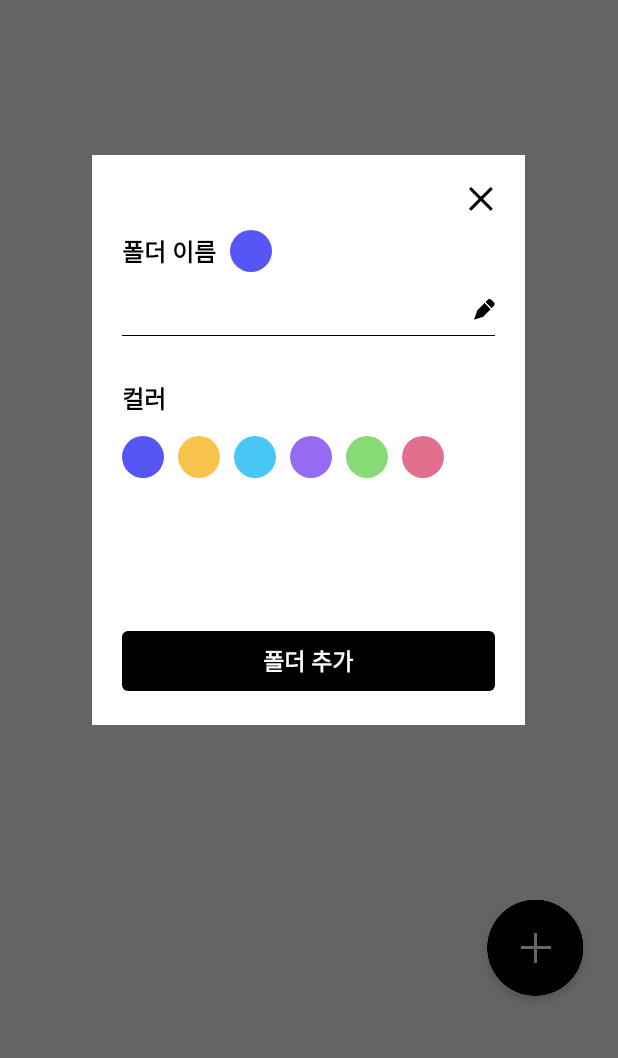
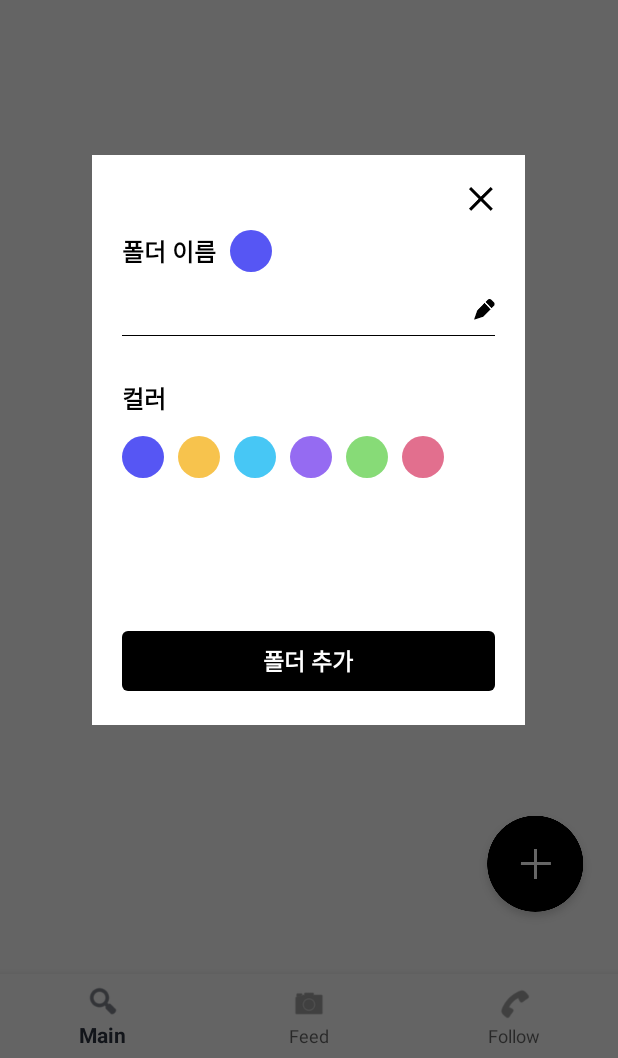
Before and after one commit to mash-up-kr/MoLink-Anroid, an Android app: the MainActivity screen opened directly, with no data from a screen before it, after a tap on an icon or button, on a phone screen of 412 x 824 dp, the part 178-1236 px from its top. Run offline under Robolectric (Android 15) with nearby library versions, the phone set to English and light mode, and no system bars; our stand-ins replace Room's generated code, RxJava.

Commit message:
Main 화면 및 탭 3개 분리

```diff
--- a/app/src/main/java/com/mashup/molink/ui/login/LoginActivity.kt
+++ b/app/src/main/java/com/mashup/molink/ui/login/LoginActivity.kt
@@ -24,7 +24,7 @@ class LoginActivity : AppCompatActivity() {
                 if(etLoginID.text.toString()==PrefUtil.get(PrefUtil.PREF_ID, "") && etLoginPassword.text.toString()==PrefUtil.get(PrefUtil.PREF_PWD, "")){
                     Toast.makeText(this@LoginActivity, "로그인 되었습니다 :)", Toast.LENGTH_SHORT).show()
                     PrefUtil.put(PrefUtil.PREF_IS_LOGIN, true)
-                    val intent = Intent(this@LoginActivity,MainActivity::class.java)
+                    val intent = Intent(this@LoginActivity, MainActivity::class.java)
                     startActivity(intent)
                     finish()
                 }else{
--- a/app/src/main/java/com/mashup/molink/ui/main/MainActivity.kt
+++ b/app/src/main/java/com/mashup/molink/ui/main/MainActivity.kt
@@ -1,158 +1,60 @@
 package com.mashup.molink.ui.main
 
-import android.content.Intent
 import android.os.Bundle
-import android.view.View
 import androidx.appcompat.app.AppCompatActivity
-import androidx.recyclerview.widget.GridLayoutManager
 import com.mashup.molink.R
-import com.mashup.molink.data.Injection
-import com.mashup.molink.data.model.Folder
-import com.mashup.molink.ui.detail.DetailActivity
-import com.mashup.molink.ui.dialog.ModifyFolderDialog
-import com.mashup.molink.ui.main.adapter.MainFolderAdapter
+import com.mashup.molink.ui.main.fragment.feed.FeedFragment
+import com.mashup.molink.ui.main.fragment.follow.FollowFragment
+import com.mashup.molink.ui.main.fragment.main.MainFragment
 import com.mashup.molink.utils.Dlog
-import io.reactivex.android.schedulers.AndroidSchedulers
-import io.reactivex.disposables.CompositeDisposable
 import kotlinx.android.synthetic.main.activity_main.*
-import org.jetbrains.anko.longToast
-import java.util.*
 
-class MainActivity : AppCompatActivity(), MainFolderAdapter.ItemClickListener, ModifyFolderDialog.DialogClickListener {
+class MainActivity : AppCompatActivity() {
 
-    companion object {
-
-        const val KEY_INTERESTS = "KEY_INTERESTS"
-    }
-
-    private val folderAdapter by lazy {
-        MainFolderAdapter().apply {
-            setItemClickListener(this@MainActivity)
-        }
-    }
-
-    private val folderRepository by lazy {
-        Injection.provideFolderRepository(this)
-    }
-
-    private val compositeDisposable = CompositeDisposable()
+    private lateinit var mainFragment: MainFragment
+    private val feedFragment = FeedFragment.newInstance()
+    private val followFragment = FollowFragment.newInstance()
 
     override fun onCreate(savedInstanceState: Bundle?) {
         super.onCreate(savedInstanceState)
         setContentView(R.layout.activity_main)
 
-        getData()
-        initRecyclerView()
-        initButton()
-        loadCategory()
+        val interest = intent?.getSerializableExtra(MainFragment.KEY_INTERESTS)
+        Dlog.d("interest : $interest")
+        mainFragment =  MainFragment.newInstance(interest)
 
-    }
+        supportFragmentManager
+            .beginTransaction()
+            .replace(R.id.frameLayout, mainFragment)
+            .commitAllowingStateLoss()
 
-    override fun onDestroy() {
-        compositeDisposable.clear()
-        super.onDestroy()
-    }
+        navigationView.setOnNavigationItemSelectedListener { menu ->
 
-    /**
-     * adapter
-     */
-    override fun onItemClick(folder: Folder) {
-        startActivity(
-            Intent(this@MainActivity, DetailActivity::class.java).apply {
-                putExtra(DetailActivity.KEY_FOLDER_ID, folder.id)
+            when(menu.itemId) {
+
+                R.id.main -> {
+                    supportFragmentManager
+                        .beginTransaction()
+                        .replace(R.id.frameLayout, mainFragment)
+                        .commitAllowingStateLoss()
+                }
+
+                R.id.feed -> {
+                    supportFragmentManager
+                        .beginTransaction()
+                        .replace(R.id.frameLayout, feedFragment)
+                        .commitAllowingStateLoss()
+                }
+
+                R.id.follow -> {
+                    supportFragmentManager
+                        .beginTransaction()
+                        .replace(R.id.frameLayout, followFragment)
+                        .commitAllowingStateLoss()
+                }
             }
-        )
-    }
 
-    override fun onItemClickModify(folder: Folder) {
-        ModifyFolderDialog(this@MainActivity, folder).apply {
-            setDialogClickListener(this@MainActivity)
-        }.show()
-    }
-
-    /**
-     * folder dialog
-     */
-    override fun make(title: String, color: String) {
-        folderRepository.insertFolder(title, color).also {
-            compositeDisposable.add(it)
+            true
         }
     }
-
-    override fun delete(id: Int) {
-        if (folderAdapter.itemCount <= 1) {
-            longToast("적어도 1개의 폴더가 있어야 합니다 :)")
-            return
-        }
-
-        folderRepository.deleteFolderById(id).also {
-            compositeDisposable.add(it)
-        }
-    }
-
-    override fun modify(folder: Folder) {
-        folderRepository.updateFolder(folder).also {
-            compositeDisposable.add(it)
-        }
-    }
-
-    /**
-     * activity
-     */
-    private fun getData() {
-
-        val interests = intent?.getSerializableExtra(KEY_INTERESTS)
-
-        if (interests is ArrayList<*>) {
-
-            val temp = arrayListOf<String>()
-
-            for(interest in interests) {
-                temp.add(interest.toString())
-                Dlog.d("interest : $interest")
-            }
-
-            folderRepository.insertCategoryFolders(temp)
-                .also { compositeDisposable.add(it) }
-        }
-    }
-
-    private fun initRecyclerView() {
-
-        with(rvActivityMain) {
-            layoutManager = GridLayoutManager(this@MainActivity, 3)
-            adapter = folderAdapter
-        }
-    }
-
-    private fun initButton() {
-
-        fabActivityMain.setOnClickListener {
-            ModifyFolderDialog(this@MainActivity, null).apply {
-                setDialogClickListener(this@MainActivity)
-            }.show()
-        }
-    }
-
-    private fun loadCategory() {
-
-        folderRepository.flowableCategoryFolders()
-            .observeOn(AndroidSchedulers.mainThread())
-            .subscribe({
-                folderAdapter.updateListItems(it.toMutableList())
-            }) {
-                Dlog.e(it.message)
-            }
-            .also {
-                compositeDisposable.add(it)
-            }
-    }
-
-    private fun showProgress() {
-        pbActivityMain.visibility = View.VISIBLE
-    }
-
-    private fun hideProgress() {
-        pbActivityMain.visibility = View.GONE
-    }
 }
--- /dev/null
+++ b/app/src/main/java/com/mashup/molink/ui/main/fragment/feed/FeedFragment.kt
@@ -0,0 +1,26 @@
+package com.mashup.molink.ui.main.fragment.feed
+
+import android.os.Bundle
+import android.view.LayoutInflater
+import android.view.View
+import android.view.ViewGroup
+import androidx.fragment.app.Fragment
+import com.mashup.molink.R
+
+class FeedFragment : Fragment() {
+
+    companion object {
+
+        fun newInstance() = FeedFragment()
+    }
+
+    override fun onCreateView(inflater: LayoutInflater, container: ViewGroup?, savedInstanceState: Bundle?): View? {
+        return inflater.inflate(R.layout.fragment_feed, container, false)
+    }
+
+
+    override fun onActivityCreated(savedInstanceState: Bundle?) {
+        super.onActivityCreated(savedInstanceState)
+
+    }
+}
--- /dev/null
+++ b/app/src/main/java/com/mashup/molink/ui/main/fragment/follow/FollowFragment.kt
@@ -0,0 +1,26 @@
+package com.mashup.molink.ui.main.fragment.follow
+
+import android.os.Bundle
+import android.view.LayoutInflater
+import android.view.View
+import android.view.ViewGroup
+import androidx.fragment.app.Fragment
+import com.mashup.molink.R
+
+class FollowFragment : Fragment() {
+
+    companion object {
+
+        fun newInstance() = FollowFragment()
+    }
+
+    override fun onCreateView(inflater: LayoutInflater, container: ViewGroup?, savedInstanceState: Bundle?): View? {
+        return inflater.inflate(R.layout.fragment_follow, container, false)
+    }
+
+
+    override fun onActivityCreated(savedInstanceState: Bundle?) {
+        super.onActivityCreated(savedInstanceState)
+
+    }
+}
--- a/app/src/main/java/com/mashup/molink/ui/main/adapter/MainFolderAdapter.kt
+++ b/app/src/main/java/com/mashup/molink/ui/main/fragment/main/MainFolderAdapter.kt
@@ -1,4 +1,4 @@
-package com.mashup.molink.ui.main.adapter
+package com.mashup.molink.ui.main.fragment.main
 
 import android.graphics.Color
 import android.view.LayoutInflater
--- /dev/null
+++ b/app/src/main/java/com/mashup/molink/ui/main/fragment/main/MainFragment.kt
@@ -0,0 +1,169 @@
+package com.mashup.molink.ui.main.fragment.main
+
+import android.content.Intent
+import android.os.Bundle
+import android.view.LayoutInflater
+import android.view.View
+import android.view.ViewGroup
+import androidx.fragment.app.Fragment
+import androidx.recyclerview.widget.GridLayoutManager
+import com.mashup.molink.R
+import com.mashup.molink.data.Injection
+import com.mashup.molink.data.model.Folder
+import com.mashup.molink.ui.detail.DetailActivity
+import com.mashup.molink.ui.dialog.ModifyFolderDialog
+import com.mashup.molink.utils.Dlog
+import io.reactivex.android.schedulers.AndroidSchedulers
+import io.reactivex.disposables.CompositeDisposable
+import kotlinx.android.synthetic.main.fragment_main.*
+import org.jetbrains.anko.longToast
+import java.io.Serializable
+import java.util.*
+
+class MainFragment : Fragment(), MainFolderAdapter.ItemClickListener, ModifyFolderDialog.DialogClickListener {
+
+    companion object {
+
+        const val KEY_INTERESTS = "KEY_INTERESTS"
+
+        fun newInstance(interests: Serializable?) = MainFragment().apply {
+            arguments = Bundle().apply {
+                putSerializable(KEY_INTERESTS, interests)
+            }
+        }
+    }
+
+    private val folderAdapter by lazy {
+        MainFolderAdapter().apply {
+            setItemClickListener(this@MainFragment)
+        }
+    }
+
+    private val folderRepository by lazy {
+        Injection.provideFolderRepository(context!!)
+    }
+
+    private val compositeDisposable = CompositeDisposable()
+
+    override fun onCreateView(inflater: LayoutInflater, container: ViewGroup?, savedInstanceState: Bundle?): View? {
+        return inflater.inflate(R.layout.fragment_main, container, false)
+    }
+
+
+    override fun onActivityCreated(savedInstanceState: Bundle?) {
+        super.onActivityCreated(savedInstanceState)
+
+        getData()
+        initRecyclerView()
+        initButton()
+        loadCategory()
+    }
+
+    override fun onDestroyView() {
+        compositeDisposable.clear()
+        super.onDestroyView()
+    }
+
+    /**
+     * adapter
+     */
+    override fun onItemClick(folder: Folder) {
+        startActivity(
+            Intent(context, DetailActivity::class.java).apply {
+                putExtra(DetailActivity.KEY_FOLDER_ID, folder.id)
+            }
+        )
+    }
+
+    override fun onItemClickModify(folder: Folder) {
+        ModifyFolderDialog(context!!, folder).apply {
+            setDialogClickListener(this@MainFragment)
+        }.show()
+    }
+
+    /**
+     * folder dialog
+     */
+    override fun make(title: String, color: String) {
+        folderRepository.insertFolder(title, color).also {
+            compositeDisposable.add(it)
+        }
+    }
+
+    override fun delete(id: Int) {
+        if (folderAdapter.itemCount <= 1) {
+            activity?.longToast("적어도 1개의 폴더가 있어야 합니다 :)")
+            return
+        }
+
+        folderRepository.deleteFolderById(id).also {
+            compositeDisposable.add(it)
+        }
+    }
+
+    override fun modify(folder: Folder) {
+        folderRepository.updateFolder(folder).also {
+            compositeDisposable.add(it)
+        }
+    }
+
+    /**
+     * fragment
+     */
+    private fun getData() {
+
+        val interests = arguments?.getSerializable(KEY_INTERESTS)
+
+        if (interests is ArrayList<*>) {
+
+            val temp = arrayListOf<String>()
+
+            for (interest in interests) {
+                temp.add(interest.toString())
+                Dlog.d("interest : $interest")
+            }
+
+            folderRepository.insertCategoryFolders(temp)
+                .also { compositeDisposable.add(it) }
+        }
+    }
+
+    private fun initRecyclerView() {
+
+        with(rvActivityMain) {
+            layoutManager = GridLayoutManager(context, 3)
+            adapter = folderAdapter
+        }
+    }
+
+    private fun initButton() {
+
+        fabActivityMain.setOnClickListener {
+            ModifyFolderDialog(context!!, null).apply {
+                setDialogClickListener(this@MainFragment)
+            }.show()
+        }
+    }
+
+    private fun loadCategory() {
+
+        folderRepository.flowableCategoryFolders()
+            .observeOn(AndroidSchedulers.mainThread())
+            .subscribe({
+                folderAdapter.updateListItems(it.toMutableList())
+            }) {
+                Dlog.e(it.message)
+            }
+            .also {
+                compositeDisposable.add(it)
+            }
+    }
+
+    private fun showProgress() {
+        pbActivityMain.visibility = View.VISIBLE
+    }
+
+    private fun hideProgress() {
+        pbActivityMain.visibility = View.GONE
+    }
+}
--- a/app/src/main/java/com/mashup/molink/ui/share/ShareActivity.kt
+++ b/app/src/main/java/com/mashup/molink/ui/share/ShareActivity.kt
@@ -66,7 +66,7 @@ class ShareActivity : AppCompatActivity() {
         //링크 저장 버튼 클릭시
         btnLinkSave.setOnClickListener {
 
-            /*var intent = Intent(this@ShareActivity, MainActivity::class.java)
+            /*var intent = Intent(this@ShareActivity, FollowFragment::class.java)
             intent.putExtra("sharedUrl", tvSharedUrl.text)
             intent.putExtra("sharedTitle", etSharedTitle.text)
             intent.putExtra("hashTags",hashTagsArray)
--- a/app/src/main/java/com/mashup/molink/ui/splash/SplashActivity.kt
+++ b/app/src/main/java/com/mashup/molink/ui/splash/SplashActivity.kt
@@ -8,6 +8,7 @@ import com.mashup.molink.R
 import com.mashup.molink.ui.interest.InterestActivity
 import com.mashup.molink.ui.login.LoginActivity
 import com.mashup.molink.ui.main.MainActivity
+import com.mashup.molink.ui.main.fragment.main.MainFragment
 import com.mashup.molink.utils.Dlog
 import com.mashup.molink.utils.PrefUtil
 
--- a/app/src/main/res/layout/activity_main.xml
+++ b/app/src/main/res/layout/activity_main.xml
@@ -1,56 +1,27 @@
 <?xml version="1.0" encoding="utf-8"?>
 <androidx.constraintlayout.widget.ConstraintLayout
         xmlns:android="http://schemas.android.com/apk/res/android"
-        xmlns:tools="http://schemas.android.com/tools"
         xmlns:app="http://schemas.android.com/apk/res-auto"
         android:layout_width="match_parent"
-        android:layout_height="match_parent"
-        tools:context=".ui.main.MainActivity">
+        android:layout_height="match_parent">
 
-    <TextView
-            android:id="@+id/tvActivityMainTitle"
-            android:textSize="24sp"
-            android:text="WelCome MoLink!"
-            android:gravity="center"
-            android:textColor="@color/black"
-            android:textStyle="bold"
-            android:layout_width="wrap_content"
-            android:layout_height="wrap_content"
-            android:layout_marginTop="86dp"
+    <FrameLayout
+            android:id="@+id/frameLayout"
+            android:layout_width="match_parent"
+            android:layout_height="0dp"
+            app:layout_constraintBottom_toTopOf="@id/navigationView"
             app:layout_constraintLeft_toLeftOf="parent"
             app:layout_constraintRight_toRightOf="parent"
             app:layout_constraintTop_toTopOf="parent"/>
 
-    <androidx.recyclerview.widget.RecyclerView
-            android:id="@+id/rvActivityMain"
-            android:layout_width="0dp"
-            android:layout_height="0dp"
-            android:layout_marginTop="45dp"
-            app:layout_constraintTop_toBottomOf="@+id/tvActivityMainTitle"
+    <com.google.android.material.bottomnavigation.BottomNavigationView
+            android:id="@+id/navigationView"
+            android:layout_width="match_parent"
+            android:layout_height="wrap_content"
+            android:background="?android:attr/windowBackground"
             app:layout_constraintBottom_toBottomOf="parent"
-            app:layout_constraintStart_toStartOf="parent"
-            app:layout_constraintEnd_toEndOf="parent"/>
-
-    <ImageView
-            android:id="@+id/fabActivityMain"
-            android:layout_width="wrap_content"
-            android:layout_height="wrap_content"
-            android:src="@drawable/fab"
-            android:layout_marginEnd="14dp"
-            android:layout_marginBottom="29dp"
-            app:layout_constraintEnd_toEndOf="parent"
-            app:layout_constraintBottom_toBottomOf="parent"/>
-
-    <ProgressBar
-            android:id="@+id/pbActivityMain"
-            android:layout_width="wrap_content"
-            android:layout_height="wrap_content"
-            android:visibility="gone"
-            app:layout_constraintStart_toStartOf="parent"
-            app:layout_constraintEnd_toEndOf="parent"
-            app:layout_constraintTop_toTopOf="parent"
-            app:layout_constraintBottom_toBottomOf="parent"
-            tools:visibility="visible"/>
-
+            app:layout_constraintLeft_toLeftOf="parent"
+            app:layout_constraintRight_toLeftOf="parent"
+            app:menu="@menu/menu_bottomnavigationview"/>
 
 </androidx.constraintlayout.widget.ConstraintLayout>
--- /dev/null
+++ b/app/src/main/res/layout/fragment_main.xml
@@ -0,0 +1,56 @@
+<?xml version="1.0" encoding="utf-8"?>
+<androidx.constraintlayout.widget.ConstraintLayout
+        xmlns:android="http://schemas.android.com/apk/res/android"
+        xmlns:tools="http://schemas.android.com/tools"
+        xmlns:app="http://schemas.android.com/apk/res-auto"
+        android:layout_width="match_parent"
+        android:layout_height="match_parent"
+        tools:context=".ui.main.fragment.main.MainFragment">
+
+    <TextView
+            android:id="@+id/tvActivityMainTitle"
+            android:textSize="24sp"
+            android:text="WelCome MoLink!"
+            android:gravity="center"
+            android:textColor="@color/black"
+            android:textStyle="bold"
+            android:layout_width="wrap_content"
+            android:layout_height="wrap_content"
+            android:layout_marginTop="86dp"
+            app:layout_constraintLeft_toLeftOf="parent"
+            app:layout_constraintRight_toRightOf="parent"
+            app:layout_constraintTop_toTopOf="parent"/>
+
+    <androidx.recyclerview.widget.RecyclerView
+            android:id="@+id/rvActivityMain"
+            android:layout_width="0dp"
+            android:layout_height="0dp"
+            android:layout_marginTop="45dp"
+            app:layout_constraintTop_toBottomOf="@+id/tvActivityMainTitle"
+            app:layout_constraintBottom_toBottomOf="parent"
+            app:layout_constraintStart_toStartOf="parent"
+            app:layout_constraintEnd_toEndOf="parent"/>
+
+    <ImageView
+            android:id="@+id/fabActivityMain"
+            android:layout_width="wrap_content"
+            android:layout_height="wrap_content"
+            android:src="@drawable/fab"
+            android:layout_marginEnd="14dp"
+            android:layout_marginBottom="29dp"
+            app:layout_constraintEnd_toEndOf="parent"
+            app:layout_constraintBottom_toBottomOf="parent"/>
+
+    <ProgressBar
+            android:id="@+id/pbActivityMain"
+            android:layout_width="wrap_content"
+            android:layout_height="wrap_content"
+            android:visibility="gone"
+            app:layout_constraintStart_toStartOf="parent"
+            app:layout_constraintEnd_toEndOf="parent"
+            app:layout_constraintTop_toTopOf="parent"
+            app:layout_constraintBottom_toBottomOf="parent"
+            tools:visibility="visible"/>
+
+
+</androidx.constraintlayout.widget.ConstraintLayout>
--- /dev/null
+++ b/app/src/main/res/menu/menu_bottomnavigationview.xml
@@ -0,0 +1,16 @@
+<?xml version="1.0" encoding="utf-8"?>
+<menu xmlns:android="http://schemas.android.com/apk/res/android">
+
+    <item
+            android:id="@+id/main"
+            android:icon="@android:drawable/ic_menu_search"
+            android:title="Main" />
+    <item
+            android:id="@+id/feed"
+            android:icon="@android:drawable/ic_menu_camera"
+            android:title="Feed" />
+    <item
+            android:id="@+id/follow"
+            android:icon="@android:drawable/ic_menu_call"
+            android:title="Follow" />
+</menu>
--- a/app/src/main/res/values/colors.xml
+++ b/app/src/main/res/values/colors.xml
@@ -1,7 +1,7 @@
 <?xml version="1.0" encoding="utf-8"?>
 <resources>
-    <color name="colorPrimary">#008577</color>
-    <color name="colorPrimaryDark">@color/dark</color>
+    <color name="colorPrimary">@color/dark</color> <!-- bottom nav -->
+    <color name="colorPrimaryDark">@color/dark</color> <!-- status bar -->
     <color name="colorAccent">#D81B60</color>
 
     <color name="black">#000000</color>
```
Also changed, not shown: app/src/main/java/com/mashup/molink/ui/interest/InterestActivity.kt (+20 -15 lines), app/src/main/res/layout/fragment_feed.xml (added, +14 -0 lines), app/src/main/res/layout/fragment_follow.xml (added, +14 -0 lines).
